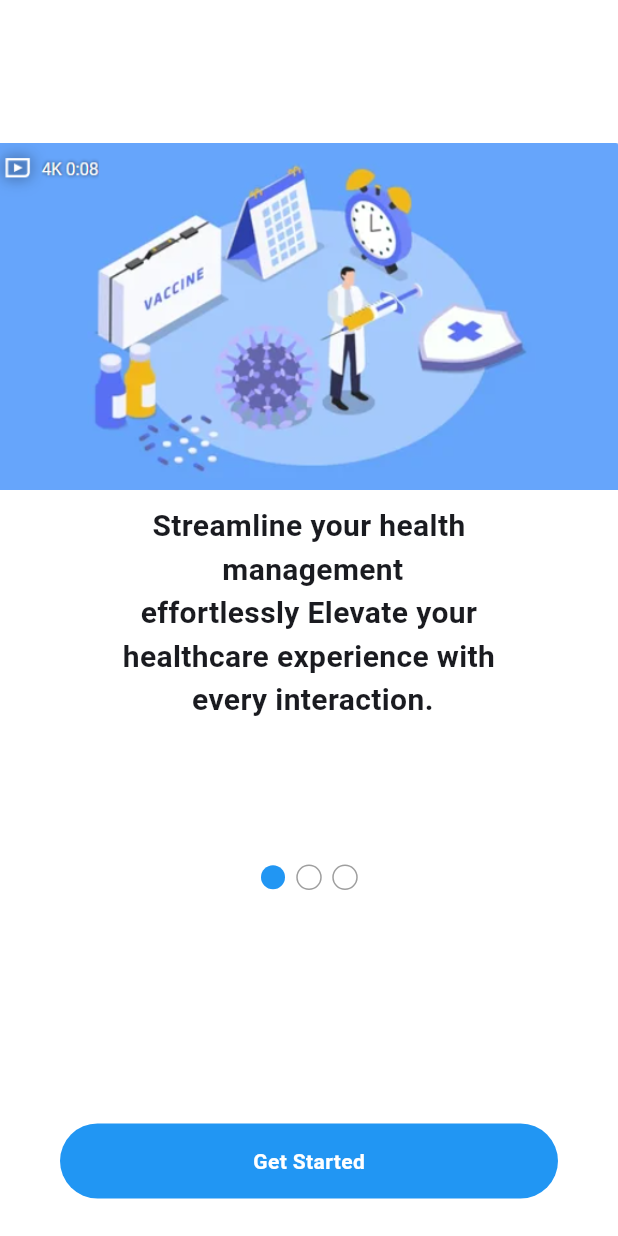
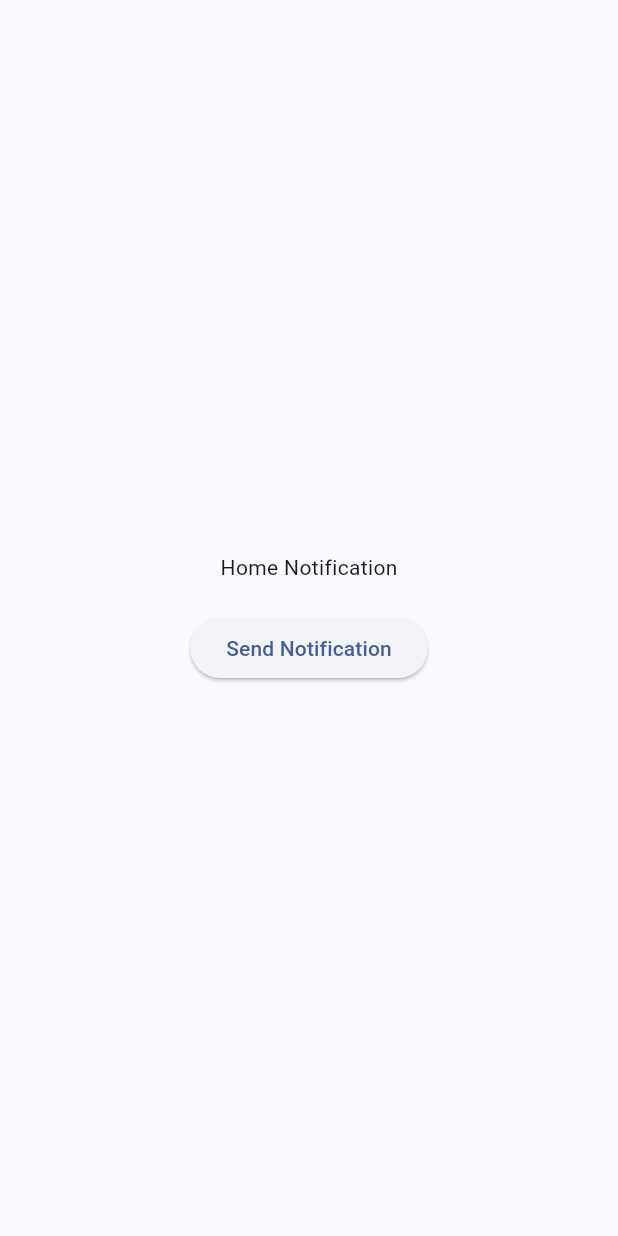
Before and after one commit to aminrazakhan07/Medical-App-GetX-, a Flutter app: the screen it shows after launch, on a phone screen of 412 x 824 dp. Run offline on Flutter 3.47's test engine with Material 3 defaults, Android fonts, the phone set to English and light mode, and no system bars; drawn by our look-alikes of smooth_page_indicator; our stand-ins replace flutter_local_notifications, get.

Commit message:
notifications

```diff
--- /dev/null
+++ b/lib/LocalNotific/Home_Page.dart
@@ -0,0 +1,36 @@
+import 'package:flutter/material.dart';
+import 'package:medical_getx_app/LocalNotific/NotifiSercise.dart';
+
+class HomeNotification extends StatefulWidget {
+  const HomeNotification({super.key});
+
+  @override
+  State<HomeNotification> createState() => _HomeNotificationState();
+}
+
+class _HomeNotificationState extends State<HomeNotification> {
+  @override
+  Widget build(BuildContext context) {
+    return Scaffold(
+      body: Column(
+        mainAxisAlignment: MainAxisAlignment.center,
+        children: [
+          Center(
+            child: Text('Home Notification'),
+          ),
+          SizedBox(height: 20),
+          //
+          ElevatedButton(
+            onPressed: () {
+              NotifiService().showNotification(
+                title: 'Title',
+                body: 'Body',
+              );
+            },
+            child: Text('Send Notification'),
+          )
+        ],
+      ),
+    );
+  }
+}
--- a/lib/Screens/Onboadring/OnBoardHome.dart
+++ b/lib/Screens/Onboadring/OnBoardHome.dart
@@ -1,6 +1,5 @@
 import 'package:flutter/material.dart';
 import 'package:get/get.dart';
-import 'package:medical_getx_app/Auth/LoginScr.dart';
 import 'package:medical_getx_app/Screens/HomeScr.dart';
 import 'package:medical_getx_app/Widgets/Buttom.dart';
 import 'package:medical_getx_app/Widgets/Indecator.dart';
--- a/lib/Widgets/Indecator.dart
+++ b/lib/Widgets/Indecator.dart
@@ -1,5 +1,3 @@
-import 'dart:async';
-
 import 'package:flutter/material.dart';
 import 'package:smooth_page_indicator/smooth_page_indicator.dart';
 
--- a/lib/main.dart
+++ b/lib/main.dart
@@ -1,8 +1,15 @@
 import 'package:flutter/material.dart';
 import 'package:get/get_navigation/src/root/get_material_app.dart';
-import 'package:medical_getx_app/Screens/Onboadring/OnBoardHome.dart';
+import 'package:medical_getx_app/LocalNotific/Home_Page.dart';
+import 'package:medical_getx_app/LocalNotific/NotifiSercise.dart';
 
 void main() {
+  WidgetsFlutterBinding.ensureInitialized();
+
+  //// init notifications
+  NotifiService().initNotification();
+
+//
   runApp(const MyApp());
 }
 
@@ -19,7 +26,7 @@ class MyApp extends StatelessWidget {
         ),
         useMaterial3: true,
       ),
-      home: const Onboardring(),
+      home: HomeNotification(),
     );
   }
 }
--- a/pubspec.yaml
+++ b/pubspec.yaml
@@ -38,6 +38,7 @@ dependencies:
   smooth_page_indicator: ^1.2.0+3
   get_storage: ^2.1.1
   flutter_native_splash: ^2.4.4
+  flutter_local_notifications: ^18.0.1
 
 dev_dependencies:
   flutter_test:
```
Also changed, not shown: lib/LocalNotific/NotifiSercise.dart (added, +62 -0 lines), pubspec.lock, 2 other files.
